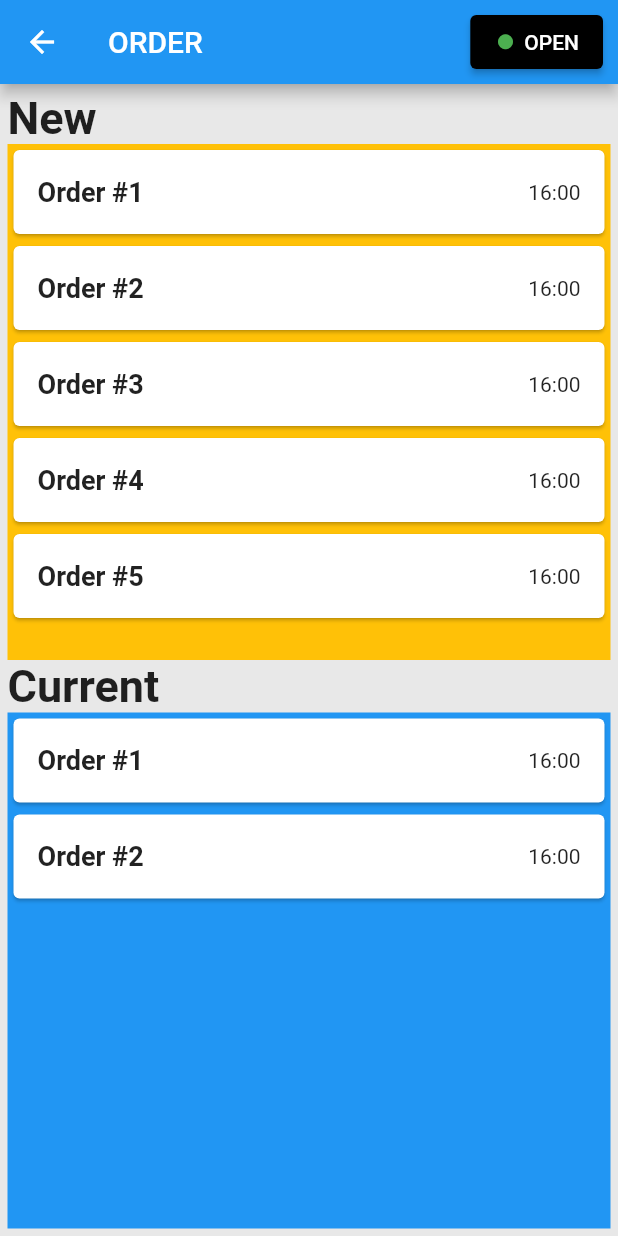
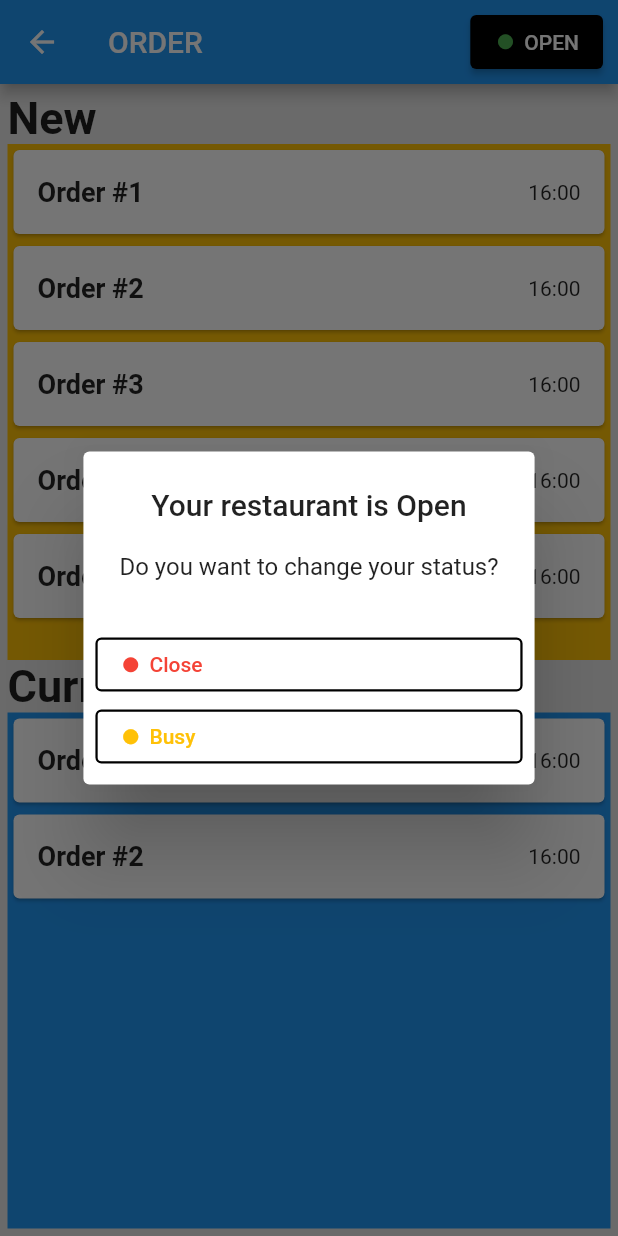
Before and after one commit to marinimk/elok_lagi_restaurant, a Flutter app: the Order screen opened directly, after a tap on "OPEN", on a phone screen of 412 x 824 dp. Run offline on Flutter 3.47's test engine with Material 2 defaults, Android fonts, the phone set to English and light mode, and no system bars.

```diff
--- a/lib/main.dart
+++ b/lib/main.dart
@@ -1,6 +1,7 @@
 // import 'dart:js';
 
 // import 'package:elok_lagi_restaurant/views/order.dart';
+import 'package:elok_lagi_restaurant/views/signin.dart';
 import 'package:elok_lagi_restaurant/views/startup.dart';
 // import 'package:elok_lagi_restaurant/utils/appbar.dart';
 import 'package:flutter/material.dart';
@@ -43,7 +44,7 @@ class _MyStatelessWidgetState extends State<MyStatelessWidget> {
       //     ),
       //   ],
       // ),
-      body: new Startup(),
+      body: new SignIn(),
     );
   }
 
--- a/lib/views/order.dart
+++ b/lib/views/order.dart
@@ -1,3 +1,4 @@
+import 'package:elok_lagi_restaurant/views/newOrder.dart';
 import 'package:flutter/material.dart';
 
 class Order extends StatefulWidget {
@@ -5,7 +6,41 @@ class Order extends StatefulWidget {
   _Order createState() => _Order();
 }
 
-//int count = 1;
+class _Order extends State<Order> {
+  @override
+  Widget build(BuildContext context) {
+    return Scaffold(
+      appBar: AppBar(
+        title: Text('ORDER'),
+        actions: <Widget>[
+          Padding(
+            padding: EdgeInsets.all(10),
+            child: buildElevatedButton(),
+          ),
+        ],
+      ),
+      body: Container(
+        padding: EdgeInsets.all(5),
+        color: Color(0xffE8E8E8),
+        height: double.infinity,
+        width: double.infinity,
+        child: Column(
+          //mainAxisSize: ,
+          mainAxisAlignment: MainAxisAlignment.center,
+          crossAxisAlignment: CrossAxisAlignment.center,
+          children: [
+            buildNewTitle(),
+            buildCardNewOrder(),
+            SizedBox(
+              height: 0,
+            ),
+            buildCurrTitle(),
+            buildCardCurrOrder(),
+          ],
+        ),
+      ),
+    );
+  }
 
   Widget buildNewTitle() {
     return Container(
@@ -21,7 +56,14 @@ Widget buildNewTitle() {
   }
 
   Widget buildCardAcahTry(int count) {
-  return Card(
+    return GestureDetector(
+      onTap: () {
+        Navigator.push(
+          context,
+          MaterialPageRoute(builder: (context) => NewOrder()),
+        );
+      },
+      child: Card(
         child: ListTile(
           title: Text(
             'Order #' + count.toString(),
@@ -35,6 +77,7 @@ Widget buildCardAcahTry(int count) {
             style: TextStyle(
                 // fontWeight: FontWeight.bold,
                 // fontSize: 18,
+                ),
           ),
         ),
       ),
@@ -91,7 +134,7 @@ Widget buildCardCurrOrder() {
   ElevatedButton buildElevatedButton() {
     return ElevatedButton(
       onPressed: () {
-      // buildShowAlert(context);
+        buildShowAlert(context);
       },
       child: Row(
         children: <Widget>[
@@ -180,40 +223,4 @@ buildShowAlert(BuildContext context) {
       },
     );
   }
-
-class _Order extends State<Order> {
-  @override
-  Widget build(BuildContext context) {
-    return Scaffold(
-      appBar: AppBar(
-        title: Text('ORDER'),
-        actions: <Widget>[
-          Padding(
-            padding: EdgeInsets.all(10),
-            child: buildElevatedButton(),
-          ),
-        ],
-      ),
-      body: Container(
-        padding: EdgeInsets.all(5),
-        color: Color(0xffE8E8E8),
-        height: double.infinity,
-        width: double.infinity,
-        child: Column(
-          //mainAxisSize: ,
-          mainAxisAlignment: MainAxisAlignment.center,
-          crossAxisAlignment: CrossAxisAlignment.center,
-          children: [
-            buildNewTitle(),
-            buildCardNewOrder(),
-            SizedBox(
-              height: 0,
-            ),
-            buildCurrTitle(),
-            buildCardCurrOrder(),
-          ],
-        ),
-      ),
-    );
 }
-}
```
Also changed, not shown: lib/views/startup.dart (+6 -2 lines). Lines whose indentation alone changed are shown as unchanged.
